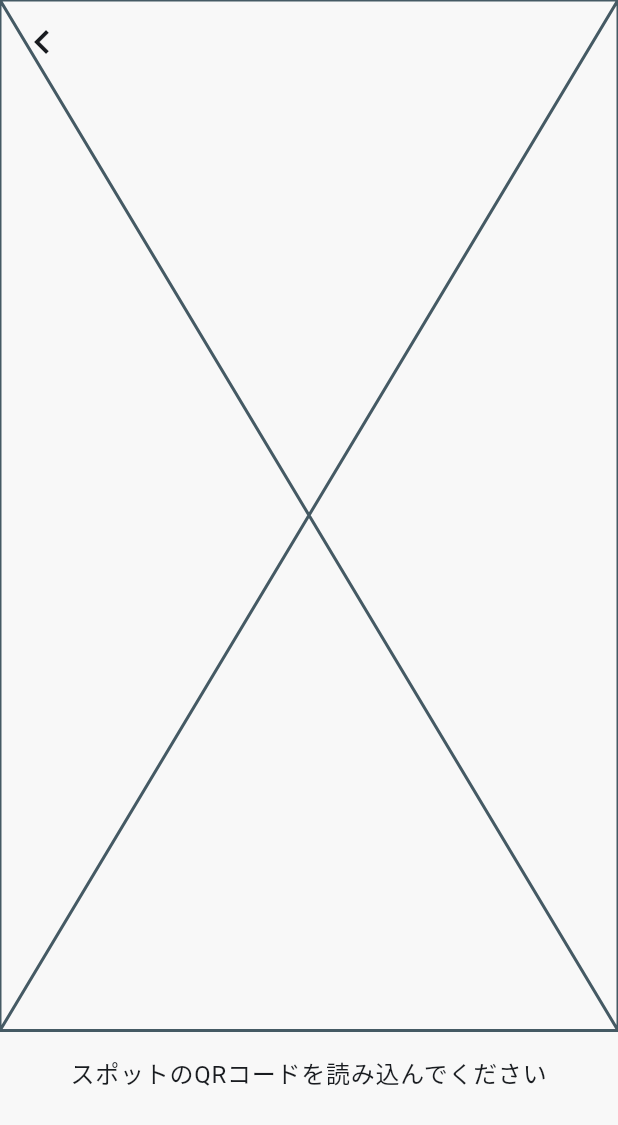
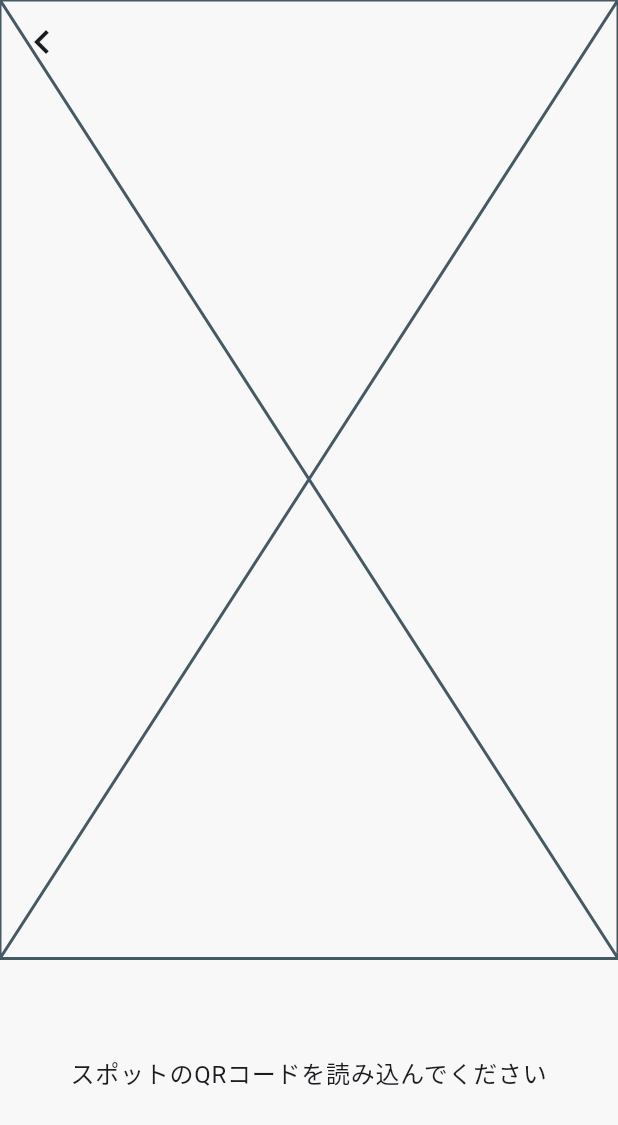
Before and after one commit to after-school-garbage-squad/repaint_mobile, a Flutter app: the VisitorQRCodeReaderScreen screen opened by its route, on a phone screen of 412 x 824 dp. Shown: the top 1125 px of the screen. Run offline on Flutter 3.47's test engine with Material 2 defaults, Android fonts, the phone set to English and light mode, and no system bars; our stand-ins replace auto_route.

Commit message:
refactor: make CameraScaffold more customizable

```diff
--- a/lib/features/common/presentation/widgets/camera_scaffold.dart
+++ b/lib/features/common/presentation/widgets/camera_scaffold.dart
@@ -5,10 +5,12 @@ import 'package:repaint_mobile/features/common/presentation/widgets/flat_icon_bu
 class CameraScaffold extends StatelessWidget {
   const CameraScaffold({
     super.key,
-    required this.child,
+    required this.preview,
+    this.children,
   });
 
-  final Widget child;
+  final Widget preview;
+  final List<Widget>? children;
 
   @override
   Widget build(BuildContext context) {
@@ -22,14 +24,8 @@ class CameraScaffold extends StatelessWidget {
       ),
       body: Column(
         children: [
-          // TODO: カメラを実装する
-          const Expanded(
-            child: Placeholder(),
-          ),
-          child,
-          ConstrainedBox(
-            constraints: const BoxConstraints(minHeight: 96.0),
-          ),
+          preview,
+          if (children != null) ...children!,
         ],
       ),
       backgroundColor: Theme.of(context).colorScheme.background,
--- a/lib/features/introduction/presentation/screens/introduction_qrcode_reader_screen.dart
+++ b/lib/features/introduction/presentation/screens/introduction_qrcode_reader_screen.dart
@@ -8,7 +8,11 @@ class IntroductionQRCodeReaderScreen extends StatelessWidget {
   @override
   Widget build(BuildContext context) {
     return CameraScaffold(
-      child: Padding(
+      preview: const Expanded(
+        child: Placeholder(),
+      ),
+      children: [
+        Padding(
           padding: const EdgeInsets.fromLTRB(16.0, 16.0, 16.0, 0.0),
           child: Column(
             children: [
@@ -34,6 +38,10 @@ class IntroductionQRCodeReaderScreen extends StatelessWidget {
             ],
           ),
         ),
+        ConstrainedBox(
+          constraints: const BoxConstraints(minHeight: 96.0),
+        ),
+      ],
     );
   }
 }
--- a/lib/features/visitor/presentation/screens/visitor_qrcode_reader_screen.dart
+++ b/lib/features/visitor/presentation/screens/visitor_qrcode_reader_screen.dart
@@ -7,18 +7,24 @@ class VisitorQRCodeReaderScreen extends StatelessWidget {
   @override
   Widget build(BuildContext context) {
     return CameraScaffold(
-      child: Padding(
-        padding: const EdgeInsets.fromLTRB(16.0, 16.0, 16.0, 0.0),
-        child: Column(
-          children: [
-            Text(
+      preview: const Expanded(
+        child: Placeholder(),
+      ),
+      children: [
+        Padding(
+          padding: const EdgeInsets.only(top: 64.0),
+          child: Center(
+            child: Text(
               'スポットのQRコードを読み込んでください',
               style: Theme.of(context).textTheme.bodyLarge,
               textAlign: TextAlign.center,
             ),
-          ],
+          ),
         ),
-      ),
+        ConstrainedBox(
+          constraints: const BoxConstraints(minHeight: 96.0),
+        ),
+      ],
     );
   }
 }
```
Lines whose indentation alone changed are shown as unchanged.
